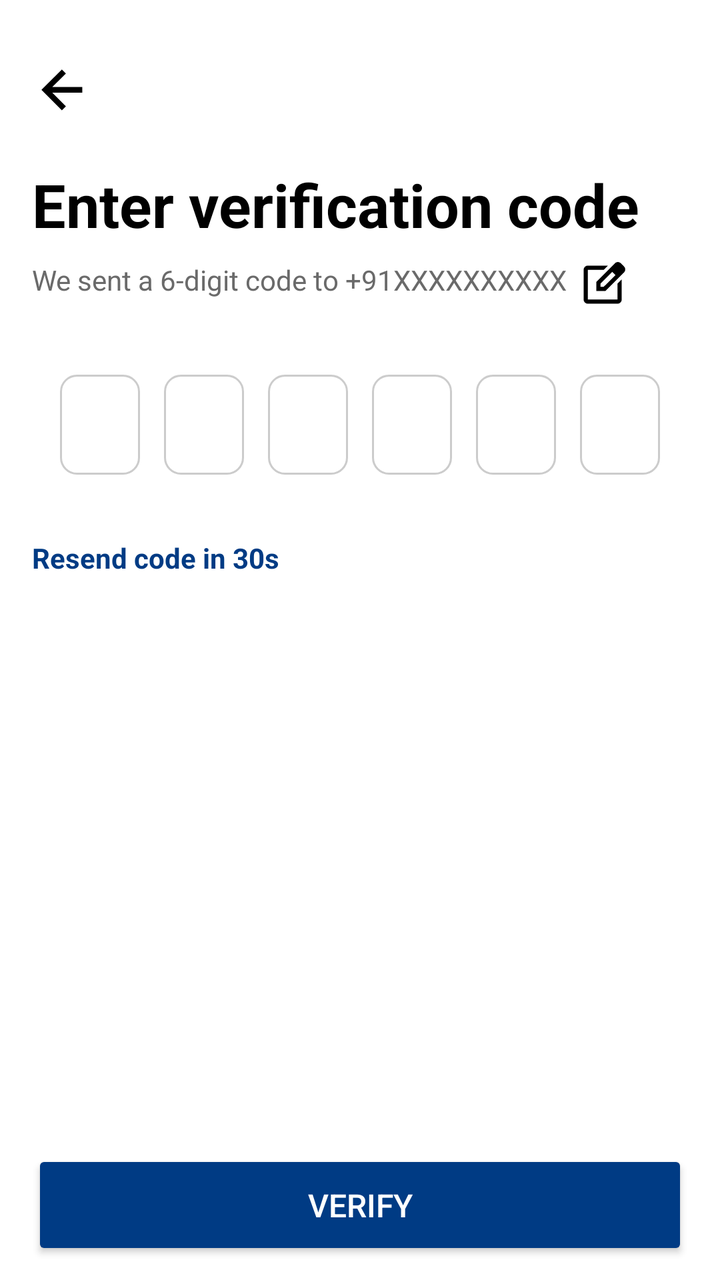
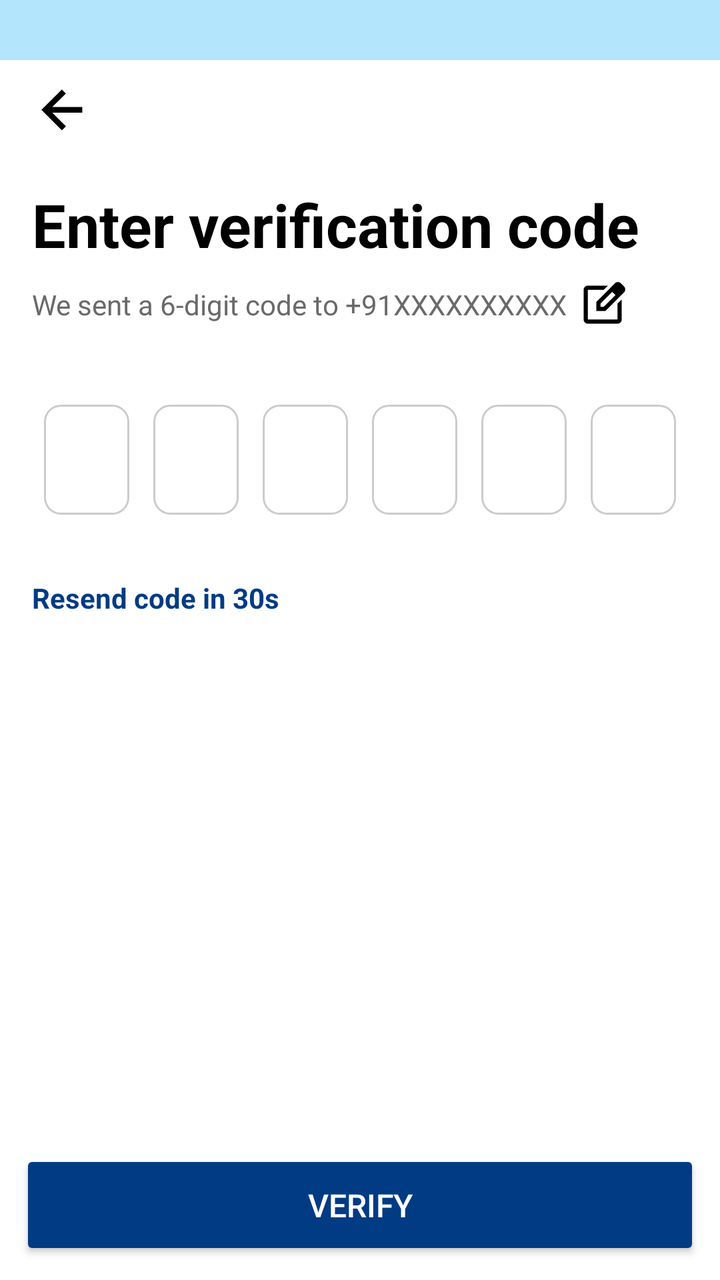

The first picture is an Android layout as it rendered before a commit; the second is the same layout after the commit. The layout source and the unified diff follow.
<!-- AndroidManifest.xml: application theme Theme.Seekshakcom -->
<!-- res/layout/activity_otp_verification.xml -->
<?xml version="1.0" encoding="utf-8"?>
<androidx.constraintlayout.widget.ConstraintLayout
    xmlns:android="http://schemas.android.com/apk/res/android"
    xmlns:app="http://schemas.android.com/apk/res-auto"
    android:layout_width="match_parent"
    android:layout_height="match_parent"
    android:paddingTop="30dp"
    android:paddingHorizontal="16dp"
    android:paddingBottom="10dp"
    android:background="@android:color/white">

    
    <ImageView
        android:id="@+id/back_arrow"
        android:layout_width="28dp"
        android:layout_height="28dp"
        android:src="@drawable/ic_back_arrow"
        android:contentDescription="Back"
        app:layout_constraintTop_toTopOf="parent"
        app:layout_constraintStart_toStartOf="parent"
        android:layout_marginTop="0dp"/>

    
    <TextView
        android:id="@+id/title"
        android:layout_width="0dp"
        android:layout_height="wrap_content"
        android:text="Enter verification code"
        android:textSize="30sp"
        android:textStyle="bold"
        android:textColor="#000000"
        android:layout_marginTop="24dp"
        app:layout_constraintTop_toBottomOf="@id/back_arrow"
        app:layout_constraintStart_toStartOf="parent"
        app:layout_constraintEnd_toEndOf="parent" />

    
    <TextView
        android:id="@+id/subtitle"
        android:layout_width="0dp"
        android:layout_height="wrap_content"
        android:text="We sent a 6-digit code to +91XXXXXXXXXX"
        android:textSize="14sp"
        android:textColor="#6A6A6A"
        android:layout_marginTop="8dp"
        android:gravity="left"
        app:layout_constraintTop_toBottomOf="@id/title"
        app:layout_constraintStart_toStartOf="parent" />

    
    <ImageView
        android:id="@+id/edit_number"
        android:layout_width="24dp"
        android:layout_height="24dp"
        android:src="@drawable/ic_edit"
        android:contentDescription="Edit Number"
        app:layout_constraintTop_toTopOf="@id/subtitle"
        app:layout_constraintStart_toEndOf="@id/subtitle"
        android:layout_marginStart="6dp"/>

    
    <LinearLayout
        android:id="@+id/otp_layout"
        android:layout_width="0dp"
        android:layout_height="wrap_content"
        android:orientation="horizontal"
        android:gravity="center"
        android:layout_marginTop="32dp"
        app:layout_constraintTop_toBottomOf="@id/subtitle"
        app:layout_constraintStart_toStartOf="parent"
        app:layout_constraintEnd_toEndOf="parent"
        android:weightSum="6">

        
        <EditText
            android:id="@+id/otp1"
            android:inputType="number"
            android:maxLength="1"
            style="@style/OtpEditText"
            android:layout_marginStart="6dp"
            android:hint="@string/space" />

        <EditText
            android:id="@+id/otp2"
            android:inputType="number"
            android:maxLength="1"
            style="@style/OtpEditText"
            android:hint="@string/space" />

        <EditText
            android:id="@+id/otp3"
            android:inputType="number"
            android:maxLength="1"
            style="@style/OtpEditText"
            android:hint="@string/space" />

        <EditText
            android:id="@+id/otp4"
            android:inputType="number"
            android:maxLength="1"
            style="@style/OtpEditText"
            android:hint="@string/space" />

        <EditText
            android:id="@+id/otp5"
            android:inputType="number"
            android:maxLength="1"
            style="@style/OtpEditText"
            android:hint="@string/space" />

        <EditText
            android:id="@+id/otp6"
            android:inputType="number"
            android:maxLength="1"
            style="@style/OtpEditText"
            android:hint="@string/space" />
    </LinearLayout>

    
    <TextView
        android:id="@+id/resend_timer"
        android:layout_width="wrap_content"
        android:layout_height="wrap_content"
        android:text="Resend code in 30s"
        android:textColor="#003B84"
        android:textSize="14sp"
        android:textStyle="bold"
        android:layout_marginTop="26dp"
        app:layout_constraintTop_toBottomOf="@id/otp_layout"
        app:layout_constraintStart_toStartOf="parent" />

    
    <Button
        android:id="@+id/verifyOtpButton"
        android:layout_width="0dp"
        android:layout_height="55dp"
        android:text="Verify"
        android:textColor="#FFFFFF"
        android:textSize="16sp"
        android:backgroundTint="#003B84"
        android:layout_marginBottom="0dp"
        app:layout_constraintStart_toStartOf="parent"
        app:layout_constraintEnd_toEndOf="parent"
        app:layout_constraintBottom_toBottomOf="parent" />

</androidx.constraintlayout.widget.ConstraintLayout>
<!-- resources referenced by this layout -->
<resources>
  <!-- drawable ic_back_arrow (drawable) -->
  <vector xmlns:android="http://schemas.android.com/apk/res/android"
      android:width="24dp"
      android:height="24dp"
      android:viewportWidth="900"
      android:viewportHeight="900">
    <path
        android:pathData="m326.15,525.5 l218.74,218.74L480,808.13 151.87,480 480,151.87l64.89,63.89L326.15,434.5h481.98v91L326.15,525.5Z"
        android:fillColor="#000000"/>
  </vector>
  <!-- drawable ic_edit (drawable) -->
  <vector xmlns:android="http://schemas.android.com/apk/res/android"
      android:width="24dp"
      android:height="24dp"
      android:viewportWidth="960"
      android:viewportHeight="960">
    <path
        android:pathData="M182.67,861.33q-33.73,0 -58.87,-25.13 -25.13,-25.14 -25.13,-58.87v-594.66q0,-33.73 25.13,-58.87 25.14,-25.13 58.87,-25.13L585,98.67l-84,84L182.67,182.67v594.66h594.66L777.33,457l84,-84v404.33q0,33.73 -25.13,58.87 -25.14,25.13 -58.87,25.13L182.67,861.33ZM480,480ZM351.67,608.33L351.67,426L726,51.67q12,-12.67 27.18,-18.5 15.18,-5.84 30.36,-5.84 16.46,0 32.14,6.67 15.69,6.67 28.99,18.67l62.33,64q12.07,12.64 18.37,27.82 6.3,15.18 6.3,30.88 0,15.71 -6.42,31.27 -6.41,15.55 -18.58,28.03L534,608.33L351.67,608.33ZM847,175.33 L784.33,111.33 847,175.33ZM435.67,524.33L499,524.33l238,-237 -32.33,-32 -32,-31.66 -237,236.33v64.33ZM704.67,255.33 L672.67,223.67 704.67,255.33 737,287.33 704.67,255.33Z"
        android:fillColor="#000000"/>
  </vector>
  <string name="space">" "</string>
  <style name="OtpEditText">
          <item name="android:layout_width">40dp</item>
          <item name="android:layout_height">50dp</item>
          <item name="android:layout_margin">6dp</item>
          <item name="android:gravity">center</item>
          <item name="android:textSize">18sp</item>
          <item name="android:inputType">number</item>
          <item name="android:maxLength">1</item>
          <item name="android:background">@drawable/bg_edittext_otp</item>
      </style>
  <style name="Theme.Seekshakcom" parent="Theme.AppCompat.Light.NoActionBar">
          
          <item name="colorPrimary">@color/black</item>
          <item name="colorPrimaryDark">@color/purple_700</item>
          <item name="colorAccent">@color/teal_200</item>
  
      </style>
  <!-- drawable bg_edittext_otp (drawable) -->
  <?xml version="1.0" encoding="utf-8"?>
  <shape xmlns:android="http://schemas.android.com/apk/res/android"
      android:shape="rectangle">
  
      <solid android:color="@android:color/white" />
  
      <corners android:radius="8dp" />
  
      <stroke
          android:width="1dp"
          android:color="#CCCCCC" />
  
      <padding
          android:left="8dp"
          android:top="8dp"
          android:right="8dp"
          android:bottom="8dp" />
  
      <size
          android:width="48dp"
          android:height="56dp" />
  </shape>
  <color name="black">#FF000000</color>
  <color name="purple_700">#FF3700B3</color>
  <color name="teal_200">#FF03DAC5</color>
</resources>

<!-- the commit's change to res/layout/activity_otp_verification.xml (unified diff, before → after) -->
@@ -4,143 +4,185 @@
     xmlns:app="http://schemas.android.com/apk/res-auto"
     android:layout_width="match_parent"
     android:layout_height="match_parent"
-    android:paddingTop="30dp"
-    android:paddingHorizontal="16dp"
-    android:paddingBottom="10dp"
-    android:background="@android:color/white">
+    android:background="@color/soft_blue"
+    android:fitsSystemWindows="true"
+    android:paddingTop="30dp">
 
     
-    <ImageView
-        android:id="@+id/back_arrow"
-        android:layout_width="28dp"
-        android:layout_height="28dp"
-        android:src="@drawable/ic_back_arrow"
-        android:contentDescription="Back"
+    <ScrollView
+        android:id="@+id/scrollView"
+        android:background="@color/white"
+        android:layout_width="0dp"
+        android:layout_height="0dp"
+        android:fillViewport="true"
+        android:paddingTop="10dp"
+        android:paddingBottom="20dp"
+        android:paddingHorizontal="16dp"
         app:layout_constraintTop_toTopOf="parent"
+        app:layout_constraintBottom_toTopOf="@id/verifyOtpButton"
         app:layout_constraintStart_toStartOf="parent"
-        android:layout_marginTop="0dp"/>
+        app:layout_constraintEnd_toEndOf="parent">
 
-    
-    <TextView
-        android:id="@+id/title"
+        <LinearLayout
+            android:layout_width="match_parent"
+            android:layout_height="wrap_content"
+            android:orientation="vertical">
+
+            
+            <ImageView
+                android:id="@+id/back_arrow"
+                android:layout_width="28dp"
+                android:layout_height="28dp"
+                android:src="@drawable/ic_back_arrow"
+                android:contentDescription="Back" />
+
+            
+            <TextView
+                android:id="@+id/title"
+                android:layout_width="match_parent"
+                android:layout_height="wrap_content"
+                android:text="Enter verification code"
+                android:textSize="30sp"
+                android:textStyle="bold"
+                android:textColor="#000000"
+                android:layout_marginTop="24dp" />
+
+            
+            <LinearLayout
+                android:layout_width="match_parent"
+                android:layout_height="wrap_content"
+                android:orientation="horizontal"
+                android:layout_marginTop="8dp"
+                android:gravity="center_vertical">
+
+                <TextView
+                    android:id="@+id/subtitle"
+                    android:layout_width="wrap_content"
+                    android:layout_height="wrap_content"
+                    android:text="We sent a 6-digit code to +91XXXXXXXXXX"
+                    android:textSize="14sp"
+                    android:textColor="#6A6A6A" />
+
+                <ImageView
+                    android:id="@+id/edit_number"
+                    android:layout_width="24dp"
+                    android:layout_height="24dp"
+                    android:src="@drawable/ic_edit"
+                    android:layout_marginStart="6dp"
+                    android:contentDescription="Edit Number" />
+            </LinearLayout>
+
+            
+            <LinearLayout
+                android:id="@+id/otp_layout"
+                android:layout_width="match_parent"
+                android:layout_height="wrap_content"
+                android:layout_marginTop="32dp"
+                android:orientation="horizontal"
+                android:gravity="center"
+                android:weightSum="6">
+
+                
+                <EditText
+                    android:id="@+id/otp1"
+                    android:layout_width="0dp"
+                    android:layout_height="55dp"
+                    android:layout_weight="1"
+                    android:inputType="number"
+                    android:maxLength="1"
+                    style="@style/OtpEditText"
+                    android:layout_marginHorizontal="4dp"
+                    android:hint="@string/space" />
+
+                <EditText
+                    android:id="@+id/otp2"
+                    android:layout_width="0dp"
+                    android:layout_height="55dp"
+                    android:layout_weight="1"
+                    android:inputType="number"
+                    android:maxLength="1"
+                    style="@style/OtpEditText"
+                    android:layout_marginHorizontal="4dp"
+                    android:hint="@string/space" />
+
+                <EditText
+                    android:id="@+id/otp3"
+                    android:layout_width="0dp"
+                    android:layout_height="55dp"
+                    android:layout_weight="1"
+                    android:inputType="number"
+                    android:maxLength="1"
+                    style="@style/OtpEditText"
+                    android:layout_marginHorizontal="4dp"
+                    android:hint="@string/space" />
+
+                <EditText
+                    android:id="@+id/otp4"
+                    android:layout_width="0dp"
+                    android:layout_height="55dp"
+                    android:layout_weight="1"
+                    android:inputType="number"
+                    android:maxLength="1"
+                    style="@style/OtpEditText"
+                    android:layout_marginHorizontal="4dp"
+                    android:hint="@string/space" />
+
+                <EditText
+                    android:id="@+id/otp5"
+                    android:layout_width="0dp"
+                    android:layout_height="55dp"
+                    android:layout_weight="1"
+                    android:inputType="number"
+                    android:maxLength="1"
+                    style="@style/OtpEditText"
+                    android:layout_marginHorizontal="4dp"
+                    android:hint="@string/space" />
+
+                <EditText
+                    android:id="@+id/otp6"
+                    android:layout_width="0dp"
+                    android:layout_height="55dp"
+                    android:layout_weight="1"
+                    android:inputType="number"
+                    android:maxLength="1"
+                    style="@style/OtpEditText"
+                    android:layout_marginHorizontal="4dp"
+                    android:hint="@string/space" />
+            </LinearLayout>
+
+            
+            <TextView
+                android:id="@+id/resend_timer"
+                android:layout_width="wrap_content"
+                android:layout_height="wrap_content"
+                android:text="Resend code in 30s"
+                android:textColor="#003B84"
+                android:textSize="14sp"
+                android:textStyle="bold"
+                android:layout_marginTop="26dp"
+                android:layout_gravity="start" />
+        </LinearLayout>
+    </ScrollView>
+    <View
+        android:id="@+id/whiteBackgroundBottom"
         android:layout_width="0dp"
-        android:layout_height="wrap_content"
-        android:text="Enter verification code"
-        android:textSize="30sp"
-        android:textStyle="bold"
-        android:textColor="#000000"
-        android:layout_marginTop="24dp"
-        app:layout_constraintTop_toBottomOf="@id/back_arrow"
+        android:layout_height="70dp"
+        android:background="@android:color/white"
+        app:layout_constraintBottom_toBottomOf="parent"
         app:layout_constraintStart_toStartOf="parent"
         app:layout_constraintEnd_toEndOf="parent" />
 
-    
-    <TextView
-        android:id="@+id/subtitle"
-        android:layout_width="0dp"
-        android:layout_height="wrap_content"
-        android:text="We sent a 6-digit code to +91XXXXXXXXXX"
-        android:textSize="14sp"
-        android:textColor="#6A6A6A"
-        android:layout_marginTop="8dp"
-        android:gravity="left"
-        app:layout_constraintTop_toBottomOf="@id/title"
-        app:layout_constraintStart_toStartOf="parent" />
-
-    
-    <ImageView
-        android:id="@+id/edit_number"
-        android:layout_width="24dp"
-        android:layout_height="24dp"
-        android:src="@drawable/ic_edit"
-        android:contentDescription="Edit Number"
-        app:layout_constraintTop_toTopOf="@id/subtitle"
-        app:layout_constraintStart_toEndOf="@id/subtitle"
-        android:layout_marginStart="6dp"/>
-
-    
-    <LinearLayout
-        android:id="@+id/otp_layout"
-        android:layout_width="0dp"
-        android:layout_height="wrap_content"
-        android:orientation="horizontal"
-        android:gravity="center"
-        android:layout_marginTop="32dp"
-        app:layout_constraintTop_toBottomOf="@id/subtitle"
-        app:layout_constraintStart_toStartOf="parent"
-        app:layout_constraintEnd_toEndOf="parent"
-        android:weightSum="6">
-
-        
-        <EditText
-            android:id="@+id/otp1"
-            android:inputType="number"
-            android:maxLength="1"
-            style="@style/OtpEditText"
-            android:layout_marginStart="6dp"
-            android:hint="@string/space" />
-
-        <EditText
-            android:id="@+id/otp2"
-            android:inputType="number"
-            android:maxLength="1"
-            style="@style/OtpEditText"
-            android:hint="@string/space" />
-
-        <EditText
-            android:id="@+id/otp3"
-            android:inputType="number"
-            android:maxLength="1"
-            style="@style/OtpEditText"
-            android:hint="@string/space" />
-
-        <EditText
-            android:id="@+id/otp4"
-            android:inputType="number"
-            android:maxLength="1"
-            style="@style/OtpEditText"
-            android:hint="@string/space" />
-
-        <EditText
-            android:id="@+id/otp5"
-            android:inputType="number"
-            android:maxLength="1"
-            style="@style/OtpEditText"
-            android:hint="@string/space" />
-
-        <EditText
-            android:id="@+id/otp6"
-            android:inputType="number"
-            android:maxLength="1"
-            style="@style/OtpEditText"
-            android:hint="@string/space" />
-    </LinearLayout>
-
-    
-    <TextView
-        android:id="@+id/resend_timer"
-        android:layout_width="wrap_content"
-        android:layout_height="wrap_content"
-        android:text="Resend code in 30s"
-        android:textColor="#003B84"
-        android:textSize="14sp"
-        android:textStyle="bold"
-        android:layout_marginTop="26dp"
-        app:layout_constraintTop_toBottomOf="@id/otp_layout"
-        app:layout_constraintStart_toStartOf="parent" />
-
-    
-    <Button
-        android:id="@+id/verifyOtpButton"
-        android:layout_width="0dp"
-        android:layout_height="55dp"
-        android:text="Verify"
-        android:textColor="#FFFFFF"
-        android:textSize="16sp"
-        android:backgroundTint="#003B84"
-        android:layout_marginBottom="0dp"
-        app:layout_constraintStart_toStartOf="parent"
-        app:layout_constraintEnd_toEndOf="parent"
-        app:layout_constraintBottom_toBottomOf="parent" />
+        <Button
+            android:id="@+id/verifyOtpButton"
+            android:layout_width="0dp"
+            android:layout_height="55dp"
+            android:text="Verify"
+            android:textColor="#FFFFFF"
+            android:textSize="16sp"
+            android:backgroundTint="#003B84"
+            android:layout_margin="10dp"
+            app:layout_constraintBottom_toBottomOf="parent"
+            app:layout_constraintStart_toStartOf="parent"
+            app:layout_constraintEnd_toEndOf="parent"  />
 
 </androidx.constraintlayout.widget.ConstraintLayout>
<!-- resource entries referenced after the edit -->
@@ -1,5 +1,7 @@
 <!-- resources referenced by this layout -->
 <resources>
+  <color name="soft_blue">#B3E5FC</color>
+  <color name="white">#FFFFFFFF</color>
   <!-- drawable ic_back_arrow (drawable) -->
   <vector xmlns:android="http://schemas.android.com/apk/res/android"
       android:width="24dp"
